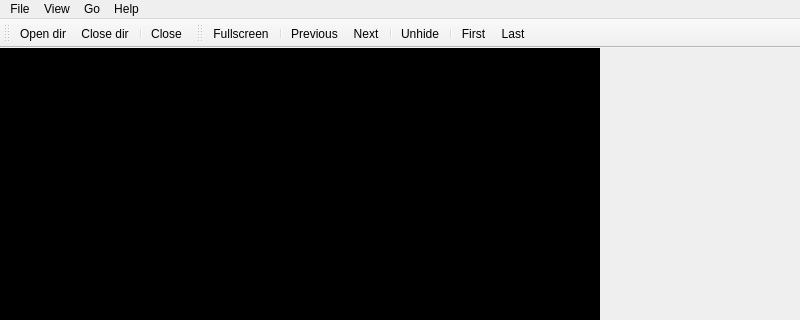
Old version of the form mainwindow.ui in the repository repli2dev/image-guess; both pictures show x 0 to 800 and y 0 to 320 of the 800 by 600 pixel window.
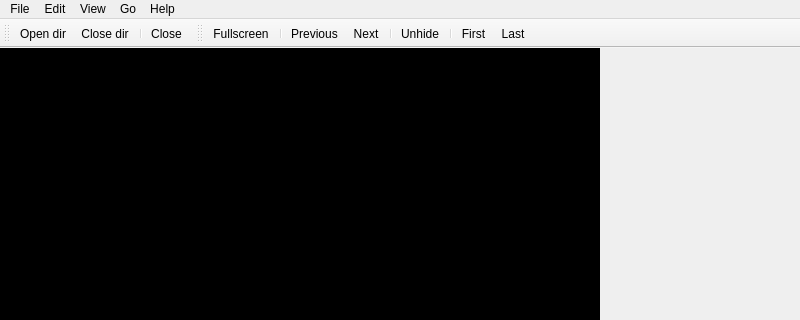
New version of the form. Icons and pictures are not drawn.

```diff
--- a/mainwindow.ui
+++ b/mainwindow.ui
@@ -170,7 +170,14 @@
     <addaction name="actionAbout_Qt"/>
     <addaction name="actionAbout"/>
    </widget>
+   <widget class="QMenu" name="menuEdit">
+    <property name="title">
+     <string>Edit</string>
+    </property>
+    <addaction name="actionSettings"/>
+   </widget>
    <addaction name="menuFile"/>
+   <addaction name="menuEdit"/>
    <addaction name="menuView"/>
    <addaction name="menuGo"/>
    <addaction name="menuHelp"/>
```
Left out of the diff: 7 changed lines with no effect on the pictures.
